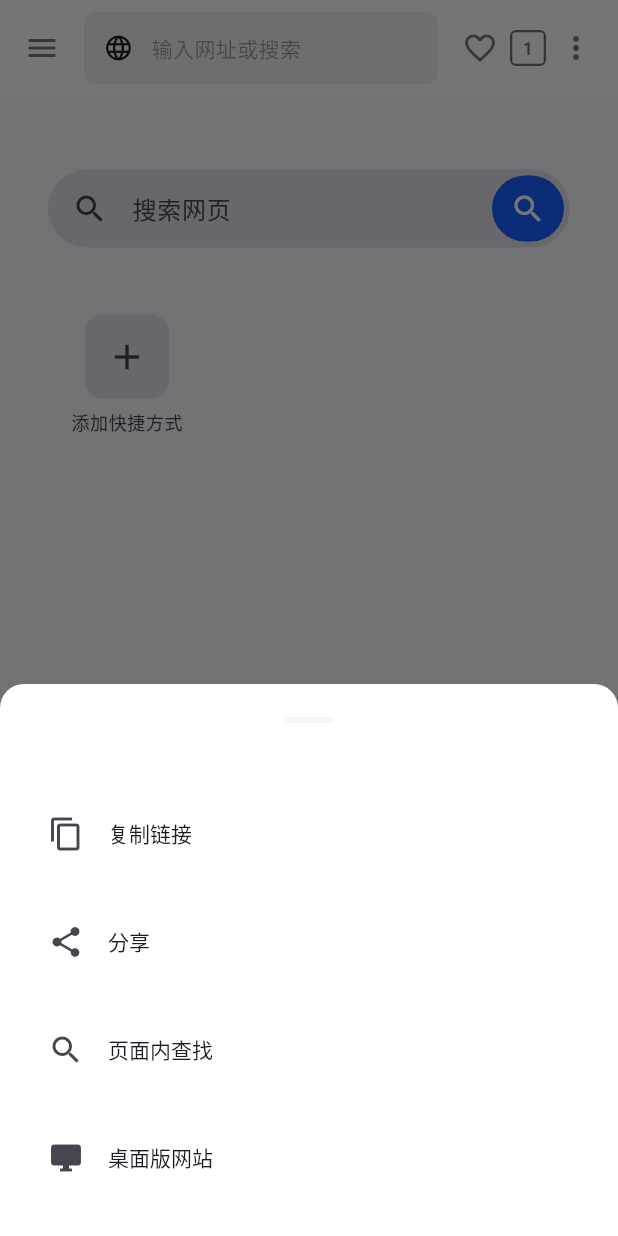
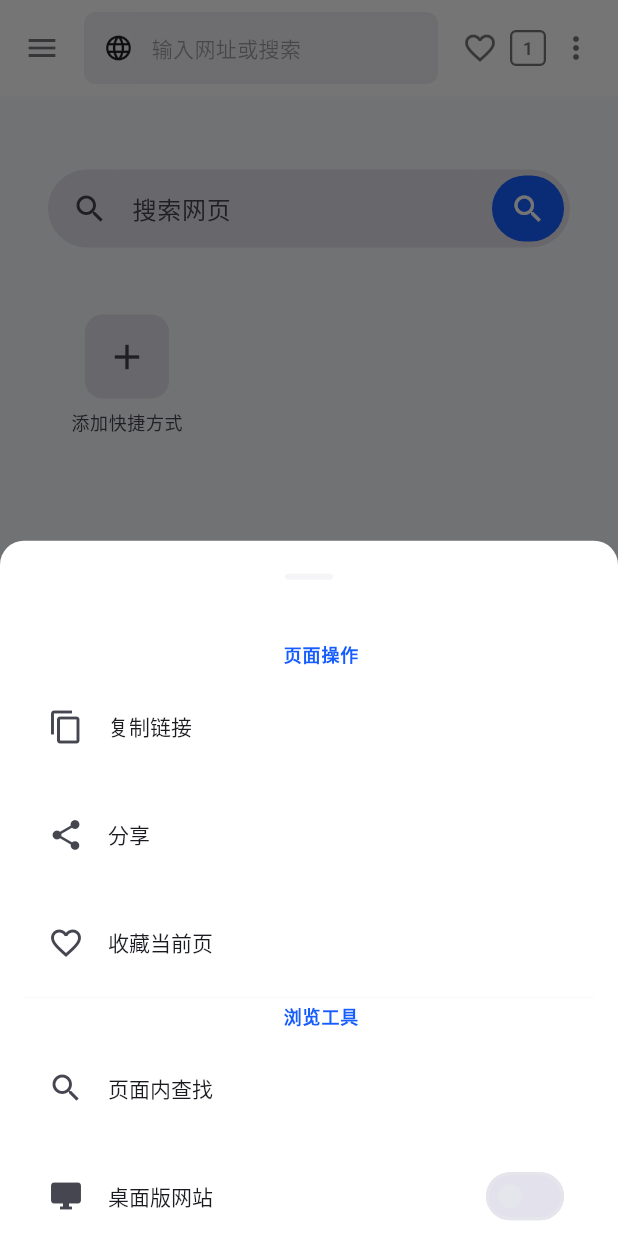
Before and after one commit to XY0L6X/langferry-ai-browser, a Flutter app: the screen it shows after launch, after a tap on the "more vert" icon, on a phone screen of 412 x 824 dp. Run offline on Flutter 3.47's test engine with Material 3 defaults, Android fonts, the phone set to English and light mode, and no system bars; our stand-ins replace dio, flutter_riverpod, hive, hive_flutter, permission_handler, share_plus; missing offline and left inert: flutter_inappwebview; accounts and stored records are empty.

Commit message:
🎨 重新设计菜单栏：统一汉堡菜单 + 精简底部栏

```diff
--- a/lib/pages/browser/browser_page.dart
+++ b/lib/pages/browser/browser_page.dart
@@ -597,9 +597,53 @@ class _BrowserPageState extends ConsumerState<BrowserPage> {
   }
 
   void _openDrawer() {
-    // 菜单按钮暂时不实现侧边栏
+    _showUnifiedMenu();
+  }
+
+  void _showMoreOptions() {
+    _showUnifiedMenu();
+  }
+
+  void _showUnifiedMenu() {
+    final autoOn = ref.read(autoTranslateProvider);
+    showModalBottomSheet(
+      context: context,
+      builder: (ctx) => _UnifiedMenuSheet(
+        currentUrl: _currentUrl,
+        currentTitle: _currentTitle,
+        desktopMode: _desktopMode,
+        autoTranslate: autoOn,
+        onCopyUrl: () {
+          Clipboard.setData(ClipboardData(text: _currentUrl));
+          Navigator.pop(ctx);
           ScaffoldMessenger.of(context).showSnackBar(
-      const SnackBar(content: Text('菜单功能开发中')),
+            const SnackBar(content: Text(AppStrings.copySuccess)),
+          );
+        },
+        onShare: () {
+          Navigator.pop(ctx);
+          if (_currentUrl.isNotEmpty) {
+            Share.share(_currentUrl, subject: _currentTitle);
+          }
+        },
+        onFavorite: () {
+          Navigator.pop(ctx);
+          _addToFavorite();
+        },
+        onFindInPage: () {
+          Navigator.pop(ctx);
+          setState(() => _showFindBar = true);
+        },
+        onDesktopMode: () {
+          Navigator.pop(ctx);
+          _toggleDesktopMode();
+        },
+        onAutoTranslate: () {
+          Navigator.pop(ctx);
+          ref.read(autoTranslateProvider.notifier).toggle();
+          setState(() {});
+        },
+      ),
     );
   }
 
@@ -617,10 +661,10 @@ class _BrowserPageState extends ConsumerState<BrowserPage> {
               isLoading: _pageState == BrowserPageState.loading,
               loadProgress: _loadProgress,
               onSubmit: _onUrlSubmitted,
-              onMenuPressed: _openDrawer,
+              onMenuPressed: _showUnifiedMenu,
               onTabPressed: _showTabManager,
-              onMorePressed: _showMoreOptions,
-              onFavoritePressed: _addToFavorite,
+              onMorePressed: _showUnifiedMenu,
+              onFavoritePressed: _showUnifiedMenu,
               onClearPressed: _goToHomePage,
               tabCount: _tabs.length,
             ),
@@ -799,23 +843,6 @@ class _BrowserPageState extends ConsumerState<BrowserPage> {
                 icon: Icons.refresh,
                 onTap: _refresh,
               ),
-              // 自动翻译开关
-              _AutoTranslateToggle(
-                onToggle: () {
-                  ref.read(autoTranslateProvider.notifier).toggle();
-                  final isOn = ref.read(autoTranslateProvider);
-                  ScaffoldMessenger.of(context).clearSnackBars();
-                  ScaffoldMessenger.of(context).showSnackBar(
-                    SnackBar(
-                      content: Text(isOn ? '自动翻译：已开启' : '自动翻译：已关闭'),
-                      duration: const Duration(seconds: 1),
-                      behavior: SnackBarBehavior.floating,
-                      margin: const EdgeInsets.only(bottom: 70, left: 16, right: 16),
-                    ),
-                  );
-                  setState(() {});
-                },
-              ),
               TranslateButton(
                 state: _translateState,
                 onPressed: _onTranslatePressed,
@@ -847,34 +874,6 @@ class _BrowserPageState extends ConsumerState<BrowserPage> {
     );
   }
 
-  void _showMoreOptions() {
-    showModalBottomSheet(
-      context: context,
-      builder: (context) => _MoreOptionsSheet(
-        onCopyUrl: () {
-          Clipboard.setData(ClipboardData(text: _currentUrl));
-          Navigator.pop(context);
-          ScaffoldMessenger.of(context).showSnackBar(
-            const SnackBar(content: Text(AppStrings.copySuccess)),
-          );
-        },
-        onShare: () {
-          Navigator.pop(context);
-          if (_currentUrl.isNotEmpty) {
-            Share.share(_currentUrl, subject: _currentTitle);
-          }
-        },
-        onFindInPage: () {
-          Navigator.pop(context);
-          setState(() => _showFindBar = true);
-        },
-        onDesktopMode: () {
-          Navigator.pop(context);
-          _toggleDesktopMode();
-        },
-      ),
-    );
-  }
 }
 
 class _BottomBarButton extends StatelessWidget {
@@ -1003,44 +1002,99 @@ class _TranslationModeSheet extends StatelessWidget {
   }
 }
 
-class _MoreOptionsSheet extends StatelessWidget {
+class _UnifiedMenuSheet extends StatelessWidget {
+  final String currentUrl;
+  final String currentTitle;
+  final bool desktopMode;
+  final bool autoTranslate;
   final VoidCallback onCopyUrl;
   final VoidCallback onShare;
+  final VoidCallback onFavorite;
   final VoidCallback onFindInPage;
   final VoidCallback onDesktopMode;
+  final VoidCallback onAutoTranslate;
 
-  const _MoreOptionsSheet({
+  const _UnifiedMenuSheet({
+    required this.currentUrl,
+    required this.currentTitle,
+    required this.desktopMode,
+    required this.autoTranslate,
     required this.onCopyUrl,
     required this.onShare,
+    required this.onFavorite,
     required this.onFindInPage,
     required this.onDesktopMode,
+    required this.onAutoTranslate,
   });
 
   @override
   Widget build(BuildContext context) {
+    final theme = Theme.of(context);
     return Container(
       padding: const EdgeInsets.all(AppDimens.spacing16),
       child: Column(
         mainAxisSize: MainAxisSize.min,
         children: [
+          // 页面操作
+          _SectionTitle(theme, '页面操作'),
           ListTile(
             leading: const Icon(Icons.copy),
             title: const Text('复制链接'),
-              onTap: onCopyUrl),
+            onTap: onCopyUrl,
+          ),
           ListTile(
             leading: const Icon(Icons.share),
             title: const Text('分享'),
-              onTap: onShare),
+            onTap: onShare,
+          ),
+          ListTile(
+            leading: const Icon(Icons.favorite_border),
+            title: const Text('收藏当前页'),
+            onTap: onFavorite,
+          ),
+          const Divider(),
+          // 浏览工具
+          _SectionTitle(theme, '浏览工具'),
           ListTile(
             leading: const Icon(Icons.search),
             title: const Text('页面内查找'),
-              onTap: onFindInPage),
-          ListTile(
-              leading: const Icon(Icons.desktop_windows),
+            onTap: onFindInPage,
+          ),
+          SwitchListTile(
+            secondary: const Icon(Icons.desktop_windows),
             title: const Text('桌面版网站'),
-              onTap: onDesktopMode),
+            value: desktopMode,
+            onChanged: (_) => onDesktopMode(),
+          ),
+          SwitchListTile(
+            secondary: Icon(autoTranslate ? Icons.auto_awesome : Icons.auto_awesome_outlined,
+                color: autoTranslate ? theme.colorScheme.primary : null),
+            title: const Text('自动翻译'),
+            subtitle: const Text('加载外文页面时自动翻译'),
+            value: autoTranslate,
+            onChanged: (_) => onAutoTranslate(),
+          ),
+          const SizedBox(height: AppDimens.spacing8),
         ],
       ),
+    );
+  }
+}
+
+class _SectionTitle extends StatelessWidget {
+  final ThemeData theme;
+  final String text;
+  const _SectionTitle(this.theme, this.text);
+
+  @override
+  Widget build(BuildContext context) {
+    return Padding(
+      padding: const EdgeInsets.only(left: 16, top: 4, bottom: 4),
+      child: Text(text,
+          style: theme.textTheme.labelMedium?.copyWith(
+            color: theme.colorScheme.primary,
+            fontWeight: FontWeight.w600,
+          )),
     );
   }
 }
```
Lines whose indentation alone changed are shown as unchanged.
